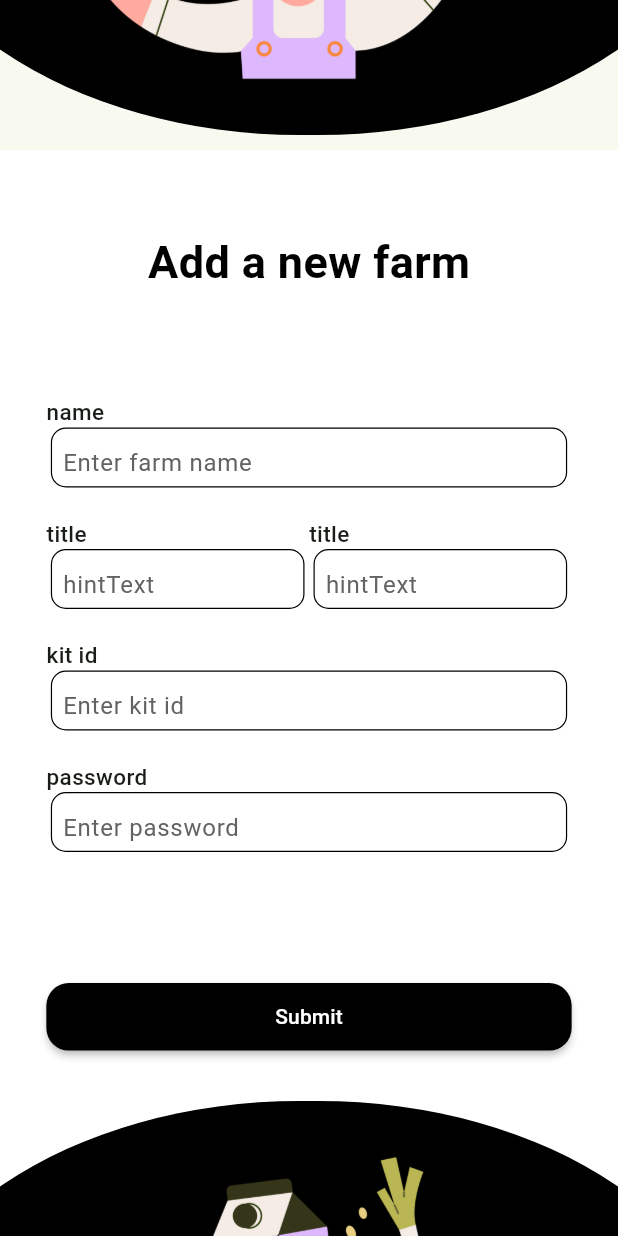
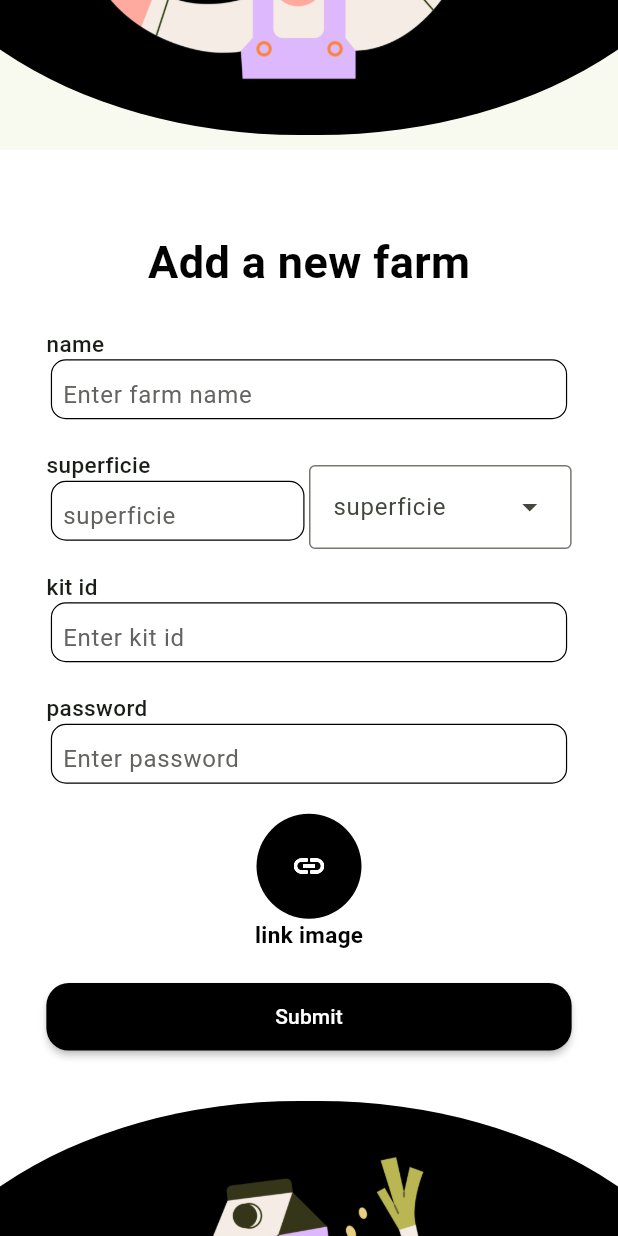
Before and after one commit to AxelleK-S/green_live_acs, a Flutter app: the AddFormPage screen opened directly, after a tap on "Submit", on a phone screen of 412 x 824 dp. Run offline on Flutter 3.47's test engine with Material 2 defaults, Android fonts, the light colour scheme and no system bars; our stand-ins replace bloc, cloud_firestore, equatable, firebase_auth, firebase_core, flutter_bloc and 4 more; accounts and stored records are empty; project files that could hold a hidden picture were left out.

Commit message:
Initial commits

```diff
--- a/lib/Service/FarmBloc/farm_bloc.dart
+++ b/lib/Service/FarmBloc/farm_bloc.dart
@@ -4,6 +4,7 @@ import 'package:bloc/bloc.dart';
 import 'package:cloud_firestore/cloud_firestore.dart';
 import 'package:equatable/equatable.dart';
 import 'package:green_live_acs/model/Farm.dart';
+import 'package:shared_preferences/shared_preferences.dart';
 
 part 'farm_event.dart';
 part 'farm_state.dart';
@@ -12,12 +13,17 @@ class FarmBloc extends Bloc<FarmEvent, FarmState> {
   FarmBloc(FirebaseFirestore db) : super(FarmInitial()) {
 
     on<FarmBegin>((event, emit) async {
-  var farm =   await Farm.GetFarmBYUserId('1', db);
+      SharedPreferences prefs = await SharedPreferences.getInstance();
+      String id =await prefs.getString('email')!;
+
+      var farm =   await Farm.GetFarmBYUserId(id, db);
 
  emit(FarmPresent(farm : farm));
       // TODO: implement event handler
 
 
     });
+
+
   }
 }
--- a/lib/Service/FarmBloc/farm_event.dart
+++ b/lib/Service/FarmBloc/farm_event.dart
@@ -9,9 +9,3 @@ class FarmBegin extends FarmEvent{
   List<Object?> get props => [];
 
 }
-
-class FarmCreateBegin extends FarmEvent{
-  @override
-  // TODO: implement props
-  List<Object?> get props => [];
-}
--- a/lib/Service/add_farm_bloc/add_farm_bloc.dart
+++ b/lib/Service/add_farm_bloc/add_farm_bloc.dart
@@ -2,14 +2,40 @@ import 'dart:async';
 
 import 'package:bloc/bloc.dart';
 import 'package:equatable/equatable.dart';
+import 'package:flutter/material.dart';
+import 'package:green_live_acs/page/add_farm_page.dart';
+import 'package:green_live_acs/page/add_form_page.dart';
+
+import '../../model/Farm.dart';
+import '../../page/loading_page.dart';
+import '../../repository/farm_repository.dart';
 
 part 'add_farm_event.dart';
 part 'add_farm_state.dart';
 
 class AddFarmBloc extends Bloc<AddFarmEvent, AddFarmState> {
-  AddFarmBloc() : super(AddFarmInitial()) {
+  final FarmRepository farmRepository;
+
+  AddFarmBloc({required this.farmRepository}) : super(AddFarmInitial(state:  Container())) {
     on<AddFarmEvent>((event, emit) {
       // TODO: implement event handler
     });
+
+    on<FarmCreate>((event, emit) async {
+
+      try {
+        emit(AddFarmBegin(state: LoadPage()));
+        await this.farmRepository.AddFarm(event.farm);
+        emit(AddFarmSuccess(state: AddFarmPage(db: this.farmRepository.db,)));
+
+
+
+      } catch (e) {
+
+        emit(AddFarmFailed(state: AddFormPage()));
+      }
+
+
+    });
   }
 }
--- a/lib/Service/add_farm_bloc/add_farm_event.dart
+++ b/lib/Service/add_farm_bloc/add_farm_event.dart
@@ -3,3 +3,12 @@ part of 'add_farm_bloc.dart';
 abstract class AddFarmEvent extends Equatable {
   const AddFarmEvent();
 }
+
+class FarmCreate extends AddFarmEvent{
+Farm farm ;
+
+FarmCreate({required this.farm});
+@override
+// TODO: implement props
+List<Object?> get props => [];
+}
--- a/lib/Service/add_farm_bloc/add_farm_state.dart
+++ b/lib/Service/add_farm_bloc/add_farm_state.dart
@@ -1,15 +1,41 @@
 part of 'add_farm_bloc.dart';
 
 abstract class AddFarmState extends Equatable {
-  const AddFarmState();
+  late Widget state ;
+   AddFarmState({required this.state});
 }
 
 class AddFarmInitial extends AddFarmState {
+  AddFarmInitial({required super.state});
+
   @override
   List<Object> get props => [];
 }
 
 class AddFarmPressed extends AddFarmState {
+  AddFarmPressed({required super.state});
+
   @override
   List<Object> get props => [];
 }
+
+class AddFarmBegin extends AddFarmState {
+  AddFarmBegin({required super.state});
+
+  @override
+  List<Object> get props => [];
+}
+
+class AddFarmSuccess extends AddFarmState {
+  AddFarmSuccess({required super.state});
+
+  @override
+  List<Object> get props => [];
+}
+
+class AddFarmFailed extends AddFarmState {
+  AddFarmFailed({required super.state});
+
+  @override
+  List<Object> get props => [];
+}
--- a/lib/component/Input_form.dart
+++ b/lib/component/Input_form.dart
@@ -7,7 +7,7 @@ class InputFromText extends StatelessWidget{
   String title;
   String hintText;
   InputFromText({required this.title,required this.hintText});
-  late TextEditingController data ;
+   TextEditingController data  = TextEditingController();
   @override
   Widget build(BuildContext context) {
 
@@ -39,6 +39,7 @@ class InputFromText extends StatelessWidget{
               child:Padding(
                 padding: const EdgeInsets.fromLTRB(8,5, 0, 0),
                 child: TextField(
+                  controller: data,
                     decoration: InputDecoration(
                         border: InputBorder.none,
                         hintText: hintText,
--- a/lib/main.dart
+++ b/lib/main.dart
@@ -35,7 +35,15 @@ class MyApp extends StatelessWidget {
     UserRepository userRepository = UserRepository(db: db);
     FarmRepository farmRepository = FarmRepository(db: db);
    // final RoutingBloc navigationBloc = BlocProvider.of<RoutingBloc>(context);
-    return MaterialApp(
+
+    return
+      MultiBlocProvider(
+        providers: [
+          BlocProvider<RoutingBloc>(create: (context) => RoutingBloc(db)),
+          BlocProvider<LoginBloc>(create: (context) =>LoginBloc(userRepository: userRepository)),
+          BlocProvider(create: (context) => AddFarmBloc(farmRepository: farmRepository)),
+        ],
+        child: MaterialApp(
       debugShowCheckedModeBanner: false,
       title: 'Flutter Demo',
 
@@ -44,13 +52,10 @@ class MyApp extends StatelessWidget {
         colorScheme: ColorScheme.fromSeed(seedColor: Color(0xFF28A80A)),
         useMaterial3: true,
       ),
-      home: MultiBlocProvider(
-        providers: [
-          BlocProvider<RoutingBloc>(create: (context) => RoutingBloc(db)),
-          BlocProvider<LoginBloc>(create: (context) =>LoginBloc(userRepository: userRepository)),
-          BlocProvider(create: (context) => AddFarmBloc()),
-        ],
-        child: BlocBuilder<RoutingBloc,RoutingState>(
+      home:
+
+
+        BlocBuilder<RoutingBloc,RoutingState>(
           builder:(context , state ){
             context.read<RoutingBloc>().add(RoutingMainEvent());
             if(state is RoutingDashboard){
--- a/lib/model/Farm.dart
+++ b/lib/model/Farm.dart
@@ -19,7 +19,7 @@ class Farm {
   String? location;
   String? name;
   String? state;
-  int? superficie;
+  String? superficie;
   String? userId;
 
   Farm.fromJson(dynamic json) {
--- a/lib/page/add_farm_page.dart
+++ b/lib/page/add_farm_page.dart
@@ -104,7 +104,7 @@ class AddFarmPage extends StatelessWidget {
                             if (state is FarmPresent)
                               return Container(
                                 constraints: BoxConstraints(
-                                  maxHeight: screenHeight * 0.65,
+                                  maxHeight: screenHeight * 0.55,
                                 ),
                                 // height: 10,
                                 child: SingleChildScrollView(
--- a/lib/page/add_form_page.dart
+++ b/lib/page/add_form_page.dart
@@ -1,17 +1,35 @@
+import 'dart:io';
+
 import 'package:flutter/cupertino.dart';
 import 'package:flutter/material.dart';
+import 'package:flutter_bloc/flutter_bloc.dart';
 import 'package:google_fonts/google_fonts.dart';
+import 'package:green_live_acs/Service/add_farm_bloc/add_farm_bloc.dart';
+import 'package:green_live_acs/Service/add_farm_bloc/add_farm_bloc.dart';
 import 'package:green_live_acs/component/Input_form.dart';
+import 'package:green_live_acs/model/Farm.dart';
 import 'package:green_live_acs/ressouces/my_colors.dart';
+import 'package:image_picker/image_picker.dart';
+import 'package:shared_preferences/shared_preferences.dart';
 
 class AddFormPage extends StatelessWidget {
+  TextEditingController MenuController = TextEditingController();
+  var name = InputFromText(title: 'name', hintText: 'Enter farm name');
+  var superficie = InputFromText(title: 'superficie', hintText: 'superficie');
+  var Kit_id = InputFromText(title: 'kit id', hintText: 'Enter kit id');
+  var passeword = InputFromText(title: 'password', hintText: 'Enter password');
+
+  late File _image;
   @override
-  Widget build(BuildContext context) {
+  build(BuildContext context) {
     var mediaQuery = MediaQuery.of(context);
     double screenWidth = mediaQuery.size.width;
     double screenHeight = mediaQuery.size.height;
     print(screenWidth);
+
     // TODO: implement build
+    return BlocBuilder<AddFarmBloc, AddFarmState>(builder: (context, state) {
+      if (state is AddFarmInitial) {
         return Scaffold(
           bottomNavigationBar: SizedBox(
             height: 100,
@@ -24,7 +42,8 @@ class AddFormPage extends StatelessWidget {
                 SizedBox(
                   width: screenWidth,
                   height: 380,
-              child: Stack(alignment: AlignmentDirectional.center, children: [
+                  child:
+                      Stack(alignment: AlignmentDirectional.center, children: [
                     // Positioned(
                     //     left: 100,
                     //     child: IconButton(
@@ -77,7 +96,9 @@ class AddFormPage extends StatelessWidget {
                   SizedBox(
                     width: screenWidth,
                     height: 380,
-                child: Stack(alignment: AlignmentDirectional.center, children: [
+                    child: Stack(
+                        alignment: AlignmentDirectional.center,
+                        children: [
                           Positioned(
                               //left: 100,
                               child: IconButton(
@@ -96,8 +117,8 @@ class AddFormPage extends StatelessWidget {
                               width: screenWidth + 30,
                               decoration: BoxDecoration(
                                 color: MyColors.primaryColor,
-                        borderRadius:
-                            BorderRadius.all(Radius.elliptical(280, 190)),
+                                borderRadius: BorderRadius.all(
+                                    Radius.elliptical(280, 190)),
                               ),
                               child:
                                   //SizedBox(height: 10,),
@@ -118,43 +139,95 @@ class AddFormPage extends StatelessWidget {
             child: SingleChildScrollView(
               child: SizedBox(
                 width: screenWidth * 0.85,
-      height: screenHeight*0.7,
+                height: screenHeight * 0.7,
                 child: Column(
                   mainAxisAlignment: MainAxisAlignment.spaceBetween,
                   children: [
-
                     Column(
                       children: [
-                SizedBox(height: 30,),
-                Text("Add a new farm", style: GoogleFonts.roboto(fontSize: 30,color: MyColors.primaryColor,fontWeight: FontWeight.bold)),
+                        SizedBox(
+                          height: 30,
+                        ),
+                        Text("Add a new farm",
+                            style: GoogleFonts.roboto(
+                                fontSize: 30,
+                                color: MyColors.primaryColor,
+                                fontWeight: FontWeight.bold)),
                       ],
                     ),
                     LayoutBuilder(
-              builder: (context,constraints){ {
-                var width =constraints.maxWidth;
+                      builder: (context, constraints) {
+                        {
+                          var width = constraints.maxWidth;
                           print(width);
                           return Column(
                             children: [
                               Column(
                                 children: [
                                   Column(
-                          mainAxisAlignment: MainAxisAlignment.spaceEvenly,
+                                    mainAxisAlignment:
+                                        MainAxisAlignment.spaceEvenly,
                                     children: [
-                            InputFromText(title: 'name', hintText: 'Enter farm name'),
-                            Row(
-                              children: [
+                                      name,
+                                      Row(children: [
                                         SizedBox(
-                                   width:width *0.5,
-                                   child: InputFromText(title: 'title', hintText: 'hintText')),
+                                            width: width * 0.5,
+                                            child: superficie),
                                         SizedBox(
-                                    width: width*0.5,
-                                    child: InputFromText(title: 'title', hintText: 'hintText'))
+                                            width: width * 0.5,
+                                            height: 60,
+                                            child: DropdownMenu(
+                                              controller: MenuController,
+                                              //   menuHeight: 50,
+                                              menuStyle: MenuStyle(
+                                                  padding:
+                                                      MaterialStateProperty.all(
+                                                          EdgeInsets.zero)),
+                                              width: width * 0.5,
+                                              hintText: 'superficie',
+                                              dropdownMenuEntries: [
+                                                DropdownMenuEntry(
+                                                    value: 'patate',
+                                                    label: 'patate'),
+                                                DropdownMenuEntry(
+                                                    value: 'manioc',
+                                                    label: 'manioc'),
+                                                DropdownMenuEntry(
+                                                    value: 'legume',
+                                                    label: 'legume'),
+                                              ],
+                                            ))
+                                      ]),
+                                      Kit_id,
+                                      passeword,
+                                      SizedBox(
+                                        height: 70,
+                                        width: 70,
+                                        child: CircleAvatar(
+                                          backgroundColor:
+                                              MyColors.primaryColor,
+                                          radius: 50,
+                                          child: IconButton(
+                                              onPressed: () {
 
+                                                ImagePicker().pickImage(source: ImageSource.gallery).then((value) {
+                                                 final  image = File(value!.path);
+                                                 _image = image ;
+                                                });
 
-                              ]
+                                              },
+                                              icon: Icon(
+                                                Icons.link_sharp,
+                                                color: Colors.white,
+                                              )
                                           ),
-                            InputFromText(title: 'kit id', hintText: 'Enter kit id'),
-                            InputFromText(title: 'password', hintText: 'Enter password'),
+                                        ),
+                                      ),
+                                      Text('link image',
+                                          style: GoogleFonts.roboto(
+                                              fontSize: 15,
+                                              color: MyColors.primaryColor,
+                                              fontWeight: FontWeight.bold)),
                                     ],
                                   ),
                                 ],
@@ -162,16 +235,32 @@ class AddFormPage extends StatelessWidget {
                             ],
                           );
                         }
-            },),
+                      },
+                    ),
                     SizedBox(
-              width: screenWidth*0.85,
+                      width: screenWidth * 0.85,
                       height: 45,
                       child: MaterialButton(
                           color: MyColors.primaryColor,
                           textColor: Colors.white,
-                  shape: RoundedRectangleBorder( borderRadius: BorderRadius.circular(15)),
+                          shape: RoundedRectangleBorder(
+                              borderRadius: BorderRadius.circular(15)),
+                          onPressed: () async {
 
-                  onPressed: (){}, child: Text("Submit")),
+                            var user = await SharedPreferences.getInstance();
+                            context.read<AddFarmBloc>().add(FarmCreate(
+                                farm: Farm(
+                                    cultureId: this.MenuController.text,
+                                    name: this.name.data.text,
+                                    kitId: this.Kit_id.data.text,
+                                    superficie: this.superficie.data.text,
+                                    state: 'semit',
+                                    userId: user.getString('email'),
+                                  image: _image.path
+
+                                )));
+                          },
+                          child: Text("Submit")),
                     )
                   ],
                 ),
@@ -180,5 +269,9 @@ class AddFormPage extends StatelessWidget {
           ),
           backgroundColor: Colors.white,
         );
+      } else {
+        return state.state;
+      }
+    });
   }
 }
--- a/pubspec.yaml
+++ b/pubspec.yaml
@@ -44,6 +44,7 @@ dependencies:
   firebase_auth: ^4.7.2
   cloud_firestore: ^4.8.4
   shared_preferences: ^2.2.0
+  image_picker: ^1.0.4
 
 dev_dependencies:
   flutter_test:
```
Also changed, not shown: pubspec.lock, 6 other files. Lines whose indentation alone changed are shown as unchanged.
